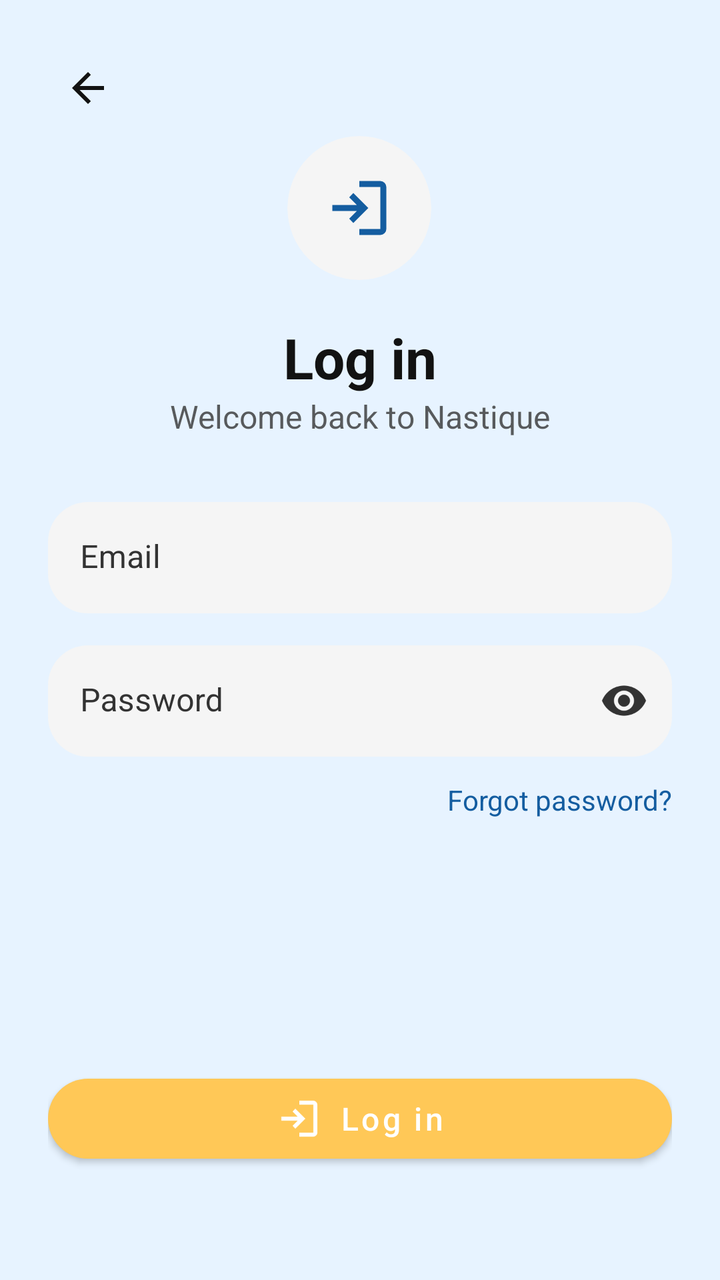
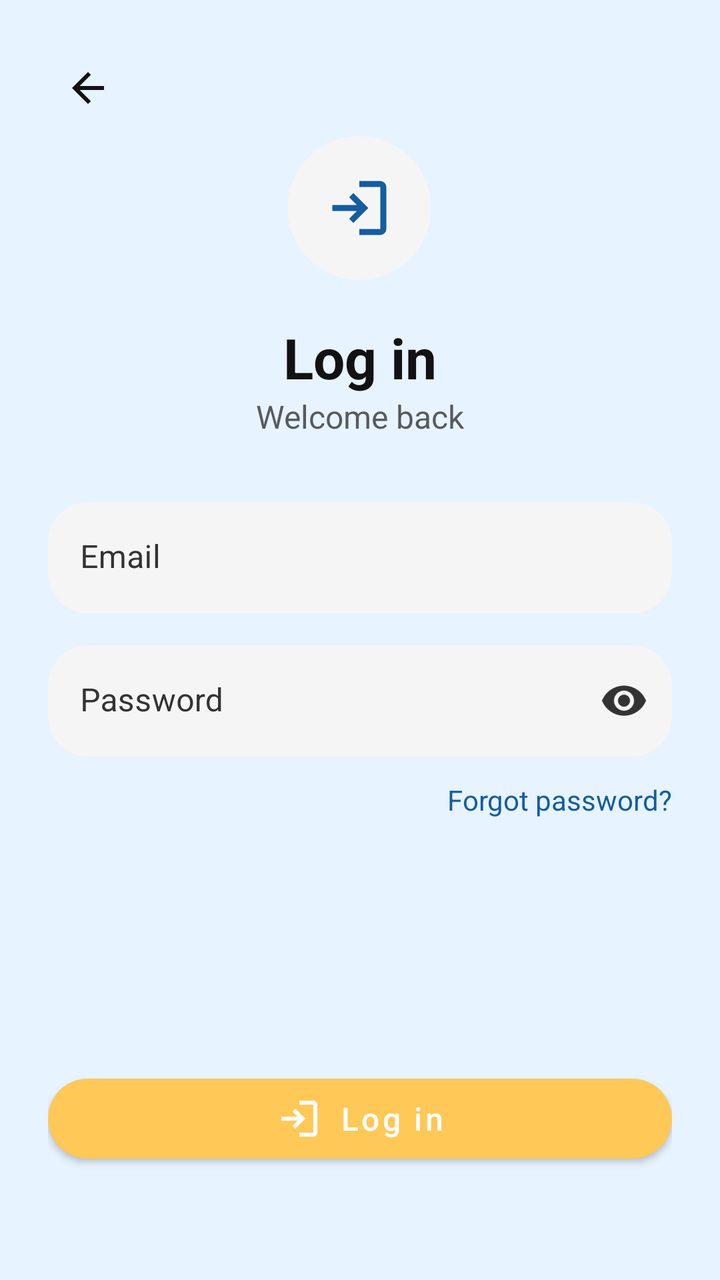

Two renders of the same Android screen: before a commit and after it. Below are the layout's source before the change and the commit's diff.
<!-- AndroidManifest.xml: application theme Theme.Byte2BitesDelivery -->
<!-- res/layout/activity_login.xml -->
<?xml version="1.0" encoding="utf-8"?>
<ScrollView xmlns:android="http://schemas.android.com/apk/res/android"
    xmlns:app="http://schemas.android.com/apk/res-auto"
    xmlns:tools="http://schemas.android.com/tools"
    android:layout_width="match_parent"
    android:layout_height="match_parent"
    android:background="@color/bb_page_background_blue"
    android:fillViewport="true">

    <androidx.constraintlayout.widget.ConstraintLayout
        android:layout_width="match_parent"
        android:layout_height="wrap_content"
        android:padding="24dp"
        tools:context=".LoginActivity">

        
        <ImageView
            android:id="@+id/ivBack"
            android:layout_width="wrap_content"
            android:layout_height="wrap_content"
            android:padding="8dp"
            android:src="@drawable/ic_arrow_back"
            app:tint="@color/bb_on_background"
            app:layout_constraintTop_toTopOf="parent"
            app:layout_constraintStart_toStartOf="parent" />

        

        
        <com.google.android.material.card.MaterialCardView
            android:id="@+id/iconContainer"
            android:layout_width="72dp"
            android:layout_height="72dp"
            android:layout_marginTop="4dp"
            app:cardBackgroundColor="@color/bb_surface_light"
            app:cardCornerRadius="36dp"
            app:cardElevation="0dp"
            app:layout_constraintEnd_toEndOf="parent"
            app:layout_constraintHorizontal_bias="0.498"
            app:layout_constraintStart_toStartOf="parent"
            app:layout_constraintTop_toBottomOf="@id/ivBack">

            <ImageView
                android:id="@+id/ivIcon"
                android:layout_width="36dp"
                android:layout_height="36dp"
                android:layout_gravity="center"
                android:src="@drawable/ic_login"
                app:tint="@color/bb_primary_blue" />
        </com.google.android.material.card.MaterialCardView>

        <TextView
            android:id="@+id/tvLoginTitle"
            android:layout_width="wrap_content"
            android:layout_height="wrap_content"
            android:layout_marginTop="20dp"
            android:text="Log in"
            android:textColor="@color/bb_on_background"
            android:textSize="28sp"
            android:textStyle="bold"
            app:layout_constraintTop_toBottomOf="@id/iconContainer"
            app:layout_constraintStart_toStartOf="parent"
            app:layout_constraintEnd_toEndOf="parent" />

        
        <TextView
            android:id="@+id/tvLoginSubtitle"
            android:layout_width="wrap_content"
            android:layout_height="wrap_content"
            android:text="Welcome back to Nastique"
            android:textColor="@color/bb_on_surface"
            android:textSize="16sp"
            android:alpha="0.8"
            app:layout_constraintTop_toBottomOf="@id/tvLoginTitle"
            app:layout_constraintStart_toStartOf="@id/tvLoginTitle"
            app:layout_constraintEnd_toEndOf="@id/tvLoginTitle" />

        
        <com.google.android.material.textfield.TextInputLayout
            android:id="@+id/tilEmail"
            style="@style/Widget.MaterialComponents.TextInputLayout.FilledBox"
            android:layout_width="0dp"
            android:layout_height="wrap_content"
            android:layout_marginTop="32dp"
            android:hint="Email"
            android:textColorHint="@color/bb_on_surface"
            app:boxBackgroundColor="@color/bb_surface_light"
            app:boxCornerRadiusTopStart="20dp"
            app:boxCornerRadiusTopEnd="20dp"
            app:boxCornerRadiusBottomStart="20dp"
            app:boxCornerRadiusBottomEnd="20dp"
            app:boxStrokeWidth="0dp"
            app:boxStrokeWidthFocused="0dp"
            app:layout_constraintTop_toBottomOf="@id/tvLoginSubtitle"
            app:layout_constraintStart_toStartOf="parent"
            app:layout_constraintEnd_toEndOf="parent">

            <com.google.android.material.textfield.TextInputEditText
                android:id="@+id/etEmail"
                android:layout_width="match_parent"
                android:layout_height="wrap_content"
                android:inputType="textEmailAddress"
                android:textColor="@color/bb_on_background" />
        </com.google.android.material.textfield.TextInputLayout>

        
        <com.google.android.material.textfield.TextInputLayout
            android:id="@+id/tilPassword"
            style="@style/Widget.MaterialComponents.TextInputLayout.FilledBox"
            android:layout_width="0dp"
            android:layout_height="wrap_content"
            android:layout_marginTop="16dp"
            android:hint="Password"
            android:textColorHint="@color/bb_on_surface"
            app:boxBackgroundColor="@color/bb_surface_light"
            app:boxCornerRadiusTopStart="20dp"
            app:boxCornerRadiusTopEnd="20dp"
            app:boxCornerRadiusBottomStart="20dp"
            app:boxCornerRadiusBottomEnd="20dp"
            app:boxStrokeWidth="0dp"
            app:boxStrokeWidthFocused="0dp"
            app:passwordToggleEnabled="true"
            app:passwordToggleTint="@color/bb_on_surface"
            app:layout_constraintTop_toBottomOf="@id/tilEmail"
            app:layout_constraintStart_toStartOf="parent"
            app:layout_constraintEnd_toEndOf="parent">

            <com.google.android.material.textfield.TextInputEditText
                android:id="@+id/etPassword"
                android:layout_width="match_parent"
                android:layout_height="wrap_content"
                android:inputType="textPassword"
                android:textColor="@color/bb_on_background" />
        </com.google.android.material.textfield.TextInputLayout>

        
        <TextView
            android:id="@+id/tvForgotPassword"
            android:layout_width="wrap_content"
            android:layout_height="wrap_content"
            android:layout_marginTop="12dp"
            android:text="Forgot password?"
            android:textColor="@color/bb_primary_blue"
            android:textSize="14sp"
            app:layout_constraintTop_toBottomOf="@id/tilPassword"
            app:layout_constraintEnd_toEndOf="@id/tilPassword" />

        
        <com.google.android.material.button.MaterialButton
            android:id="@+id/btnLogin"
            style="@style/Widget.Byte2Bites.Button.Primary"
            android:layout_width="0dp"
            android:layout_height="52dp"
            android:layout_marginTop="24dp"
            android:layout_marginBottom="8dp"
            android:text="Log in"
            android:textAllCaps="false"
            android:textColor="@color/bb_on_primary"
            android:textSize="16sp"
            app:backgroundTint="@color/bb_gold"
            app:cornerRadius="26dp"
            app:icon="@drawable/ic_login"
            app:iconGravity="textStart"
            app:iconPadding="8dp"
            app:layout_constraintBottom_toBottomOf="parent"
            app:layout_constraintEnd_toEndOf="parent"
            app:layout_constraintHorizontal_bias="0.0"
            app:layout_constraintStart_toStartOf="parent"
            app:layout_constraintTop_toBottomOf="@id/tvForgotPassword"
            app:layout_constraintVertical_bias="0.816" />

    </androidx.constraintlayout.widget.ConstraintLayout>
</ScrollView>
<!-- resources referenced by this layout -->
<resources>
  <color name="bb_gold">#FFC857</color>
  <color name="bb_on_background">#121212</color>
  <color name="bb_on_primary">#FFFFFF</color>
  <color name="bb_on_surface">#333333</color>
  <color name="bb_page_background_blue">#E7F3FF</color>
  <color name="bb_primary_blue">#145DA0</color>
  <color name="bb_surface_light">#F5F5F5</color>
  <!-- drawable ic_arrow_back (drawable) -->
  <?xml version="1.0" encoding="utf-8"?>
  <vector xmlns:android="http://schemas.android.com/apk/res/android"
      android:width="24dp"
      android:height="24dp"
      android:viewportWidth="960"
      android:viewportHeight="960"
      android:autoMirrored="true"
      android:tint="?attr/colorOnBackground">
  
      <path
          android:fillColor="@android:color/white"
          android:pathData="M313,520L537,744L480,800L160,480L480,160L537,216L313,440L800,440L800,520L313,520Z" />
  </vector>
  <!-- drawable ic_login (drawable) -->
  <vector xmlns:android="http://schemas.android.com/apk/res/android"
      android:width="24dp"
      android:height="24dp"
      android:viewportWidth="960"
      android:viewportHeight="960">
    <path
        android:pathData="M480,840v-80h280v-560L480,200v-80h280q33,0 56.5,23.5T840,200v560q0,33 -23.5,56.5T760,840L480,840ZM400,680 L345,622 447,520L120,520v-80h327L345,338l55,-58 200,200 -200,200Z"
        android:fillColor="#e3e3e3"/>
  </vector>
  <style name="Widget.Byte2Bites.Button.Primary" parent="Widget.MaterialComponents.Button">
          <item name="android:insetLeft">0dp</item>
          <item name="android:insetRight">0dp</item>
          <item name="cornerRadius">24dp</item>
          <item name="android:minHeight">48dp</item>
      </style>
  <style name="Theme.Byte2BitesDelivery" parent="Theme.MaterialComponents.Light.NoActionBar">
          
          <item name="colorPrimary">@color/bb_primary_blue</item>
          <item name="colorPrimaryVariant">@color/bb_primary_blue_dark</item>
          <item name="colorOnPrimary">@color/bb_on_primary</item>
  
          
          <item name="colorSecondary">@color/bb_gold</item>
          <item name="colorSecondaryVariant">@color/bb_gold_dark</item>
          <item name="colorOnSecondary">@color/bb_on_background</item>
  
          
          
          <item name="android:colorBackground">@color/bb_background</item>
          <item name="android:windowBackground">@color/bb_background</item>
  
          
          <item name="colorSurface">@color/bb_surface</item>
          <item name="colorOnSurface">@color/bb_on_surface</item>
  
          
          <item name="android:colorControlNormal">@color/bb_primary_blue</item>
          <item name="colorControlNormal">@color/bb_primary_blue</item>
          <item name="colorControlActivated">@color/bb_gold</item>
  
          
          <item name="materialButtonStyle">@style/Widget.Byte2Bites.Button.Primary</item>
      </style>
  <color name="bb_primary_blue_dark">#0B3A66</color>
  <color name="bb_gold_dark">#E0A93B</color>
  <color name="bb_background">#FFFFFF</color>
  <color name="bb_surface">#FFFFFF</color>
</resources>

<!-- the commit's change to res/layout/activity_login.xml (unified diff, before → after) -->
@@ -67,7 +67,7 @@
             android:id="@+id/tvLoginSubtitle"
             android:layout_width="wrap_content"
             android:layout_height="wrap_content"
-            android:text="Welcome back to Nastique"
+            android:text="Welcome back"
             android:textColor="@color/bb_on_surface"
             android:textSize="16sp"
             android:alpha="0.8"
